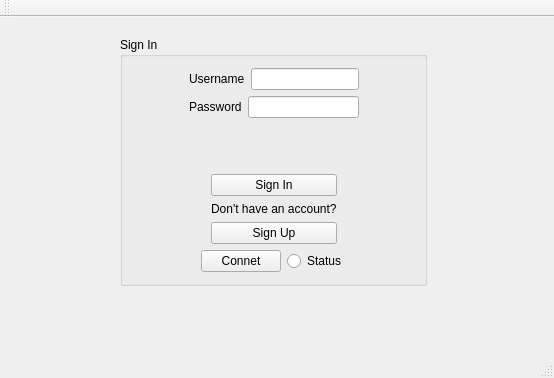
Before: the Qt Designer form MainClientNew/mainwindow.ui in r17v1/connect, drawn with Qt 5.
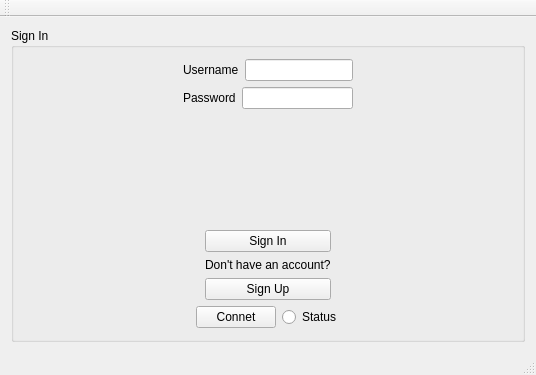
After: the same form once the commit is applied.

The edit to the form file:
```diff
--- a/MainClientNew/mainwindow.ui
+++ b/MainClientNew/mainwindow.ui
@@ -6,27 +6,21 @@
    <rect>
     <x>0</x>
     <y>0</y>
-    <width>554</width>
-    <height>378</height>
+    <width>536</width>
+    <height>375</height>
    </rect>
   </property>
   <property name="windowTitle">
    <string>MainWindow</string>
   </property>
   <widget class="QWidget" name="centralWidget">
+   <layout class="QVBoxLayout" name="verticalLayout_4">
+    <item>
    <widget class="QGroupBox" name="groupBox">
-    <property name="geometry">
-     <rect>
-      <x>120</x>
-      <y>20</y>
-      <width>307</width>
-      <height>249</height>
-     </rect>
-    </property>
     <property name="title">
      <string>Sign In</string>
     </property>
-    <layout class="QVBoxLayout" name="verticalLayout_4">
+      <layout class="QHBoxLayout" name="horizontalLayout_7">
      <item>
       <layout class="QVBoxLayout" name="verticalLayout_3">
        <item>
@@ -215,6 +209,8 @@
      </item>
     </layout>
    </widget>
+    </item>
+   </layout>
   </widget>
   <widget class="QMenuBar" name="menuBar">
    <property name="geometry">
```
Left out of the diff: 2 changed lines with no effect on the pictures. Lines whose indentation alone changed are shown as unchanged.
